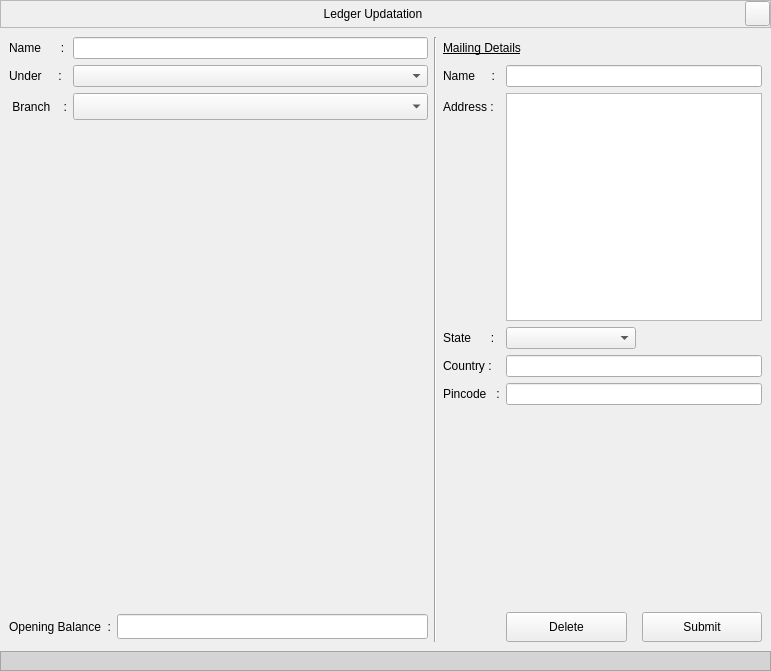
Darshitjivani/MBAS, file Resources/Ui/LedgerUpdate.ui: the form before one commit.
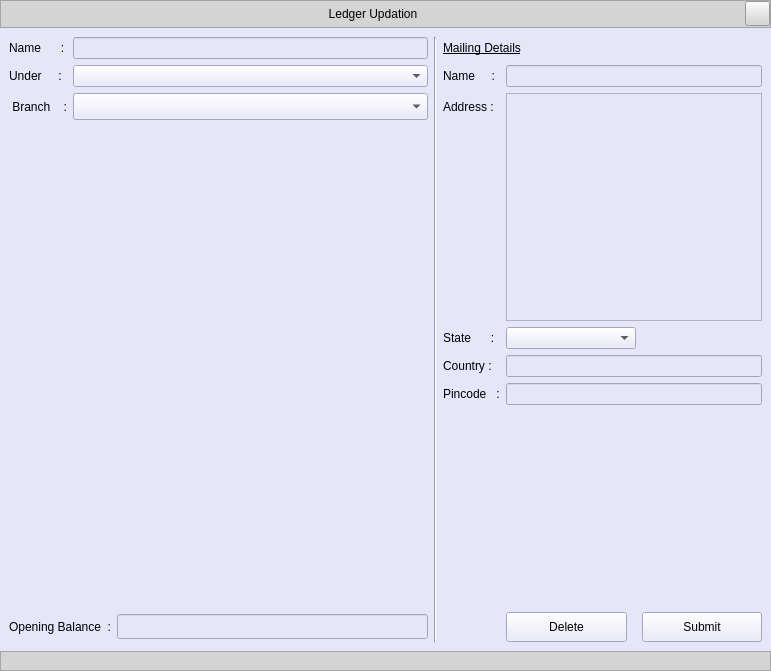
The form after the commit. Icons and pictures are not drawn.

What changed in the file:
```diff
--- a/Resources/Ui/LedgerUpdate.ui
+++ b/Resources/Ui/LedgerUpdate.ui
@@ -55,6 +55,7 @@
       </property>
       <property name="styleSheet">
        <string notr="true">
+background-color: rgb(212, 212, 212);
 font: 63 11pt &quot;Segoe UI Semibold&quot;;
 color:#000000</string>
       </property>
@@ -124,7 +125,7 @@
           <string notr="true"/>
          </property>
          <property name="text">
-          <string>Ledger Updatation</string>
+          <string>Ledger Updation</string>
          </property>
          <property name="alignment">
           <set>Qt::AlignCenter</set>
@@ -167,7 +168,17 @@
        <enum>Qt::LeftToRight</enum>
       </property>
       <property name="styleSheet">
-       <string notr="true"/>
+       <string notr="true">QWidget{
+	background-color: rgb(230, 230, 250);
+}
+
+QPushButton:hover {
+  border-radius: 5px;
+  padding: 5px;
+  color:#ffffff;
+  background-color:#9BA4B5;
+  border: 0px solid ;
+}</string>
       </property>
       <layout class="QGridLayout" name="gridLayout_3">
        <item row="0" column="0">
```
Left out of the diff: 5 changed lines with no effect on the pictures.
